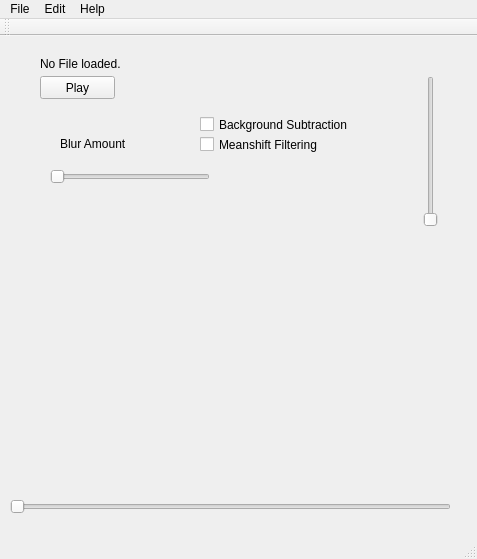
Qt form BachelorThesis.ui (schwittlick/BachelorThesis) before a commit.
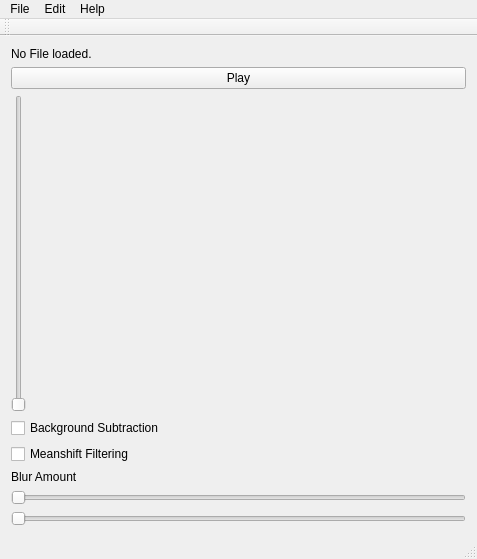
The same form after that commit.

Commit message: adds a couple of Qt windows

```diff
--- a/BachelorThesis.ui
+++ b/BachelorThesis.ui
@@ -14,28 +14,23 @@
    <string>BachelorThesis</string>
   </property>
   <widget class="QWidget" name="centralWidget">
+   <layout class="QVBoxLayout" name="verticalLayout">
+    <item>
    <widget class="QLabel" name="label">
-    <property name="geometry">
-     <rect>
-      <x>40</x>
-      <y>20</y>
-      <width>81</width>
-      <height>16</height>
-     </rect>
-    </property>
     <property name="text">
      <string>No File loaded.</string>
     </property>
    </widget>
+    </item>
+    <item>
+     <widget class="QPushButton" name="pushButton">
+      <property name="text">
+       <string>Play</string>
+      </property>
+     </widget>
+    </item>
+    <item>
    <widget class="QSlider" name="verticalSlider">
-    <property name="geometry">
-     <rect>
-      <x>420</x>
-      <y>40</y>
-      <width>22</width>
-      <height>151</height>
-     </rect>
-    </property>
     <property name="minimum">
      <number>1</number>
     </property>
@@ -49,93 +44,52 @@
      <number>1</number>
     </property>
    </widget>
-   <widget class="QPushButton" name="pushButton">
-    <property name="geometry">
-     <rect>
-      <x>40</x>
-      <y>40</y>
-      <width>75</width>
-      <height>23</height>
-     </rect>
-    </property>
-    <property name="text">
-     <string>Play</string>
-    </property>
-   </widget>
-   <widget class="QSlider" name="progressBarSlider">
-    <property name="geometry">
-     <rect>
-      <x>10</x>
-      <y>460</y>
-      <width>441</width>
-      <height>22</height>
-     </rect>
-    </property>
-    <property name="maximum">
-     <number>1</number>
-    </property>
-    <property name="singleStep">
-     <number>1</number>
-    </property>
-    <property name="orientation">
-     <enum>Qt::Horizontal</enum>
-    </property>
-   </widget>
-   <widget class="QSlider" name="blurSlider">
-    <property name="geometry">
-     <rect>
-      <x>50</x>
-      <y>130</y>
-      <width>160</width>
-      <height>22</height>
-     </rect>
-    </property>
-    <property name="maximum">
-     <number>20</number>
-    </property>
-    <property name="orientation">
-     <enum>Qt::Horizontal</enum>
-    </property>
-   </widget>
-   <widget class="QLabel" name="label_2">
-    <property name="geometry">
-     <rect>
-      <x>60</x>
-      <y>100</y>
-      <width>81</width>
-      <height>16</height>
-     </rect>
-    </property>
-    <property name="text">
-     <string>Blur Amount</string>
-    </property>
-   </widget>
+    </item>
+    <item>
    <widget class="QCheckBox" name="checkBox">
-    <property name="geometry">
-     <rect>
-      <x>200</x>
-      <y>80</y>
-      <width>161</width>
-      <height>17</height>
-     </rect>
-    </property>
     <property name="text">
      <string>Background Subtraction</string>
     </property>
    </widget>
+    </item>
+    <item>
    <widget class="QCheckBox" name="checkBox_2">
-    <property name="geometry">
-     <rect>
-      <x>200</x>
-      <y>100</y>
-      <width>141</width>
-      <height>17</height>
-     </rect>
-    </property>
     <property name="text">
      <string>Meanshift Filtering</string>
     </property>
    </widget>
+    </item>
+    <item>
+     <widget class="QLabel" name="label_2">
+      <property name="text">
+       <string>Blur Amount</string>
+      </property>
+     </widget>
+    </item>
+    <item>
+     <widget class="QSlider" name="blurSlider">
+      <property name="maximum">
+       <number>20</number>
+      </property>
+      <property name="orientation">
+       <enum>Qt::Horizontal</enum>
+      </property>
+     </widget>
+    </item>
+    <item>
+     <widget class="QSlider" name="progressBarSlider">
+      <property name="maximum">
+       <number>1</number>
+      </property>
+      <property name="singleStep">
+       <number>1</number>
+      </property>
+      <property name="orientation">
+       <enum>Qt::Horizontal</enum>
+      </property>
+     </widget>
+    </item>
+   </layout>
   </widget>
   <widget class="QMenuBar" name="menuBar">
    <property name="geometry">
```
Left out of the diff: 6 changed lines with no effect on the pictures. Lines whose indentation alone changed are shown as unchanged. The commit also changes 4 other files.
